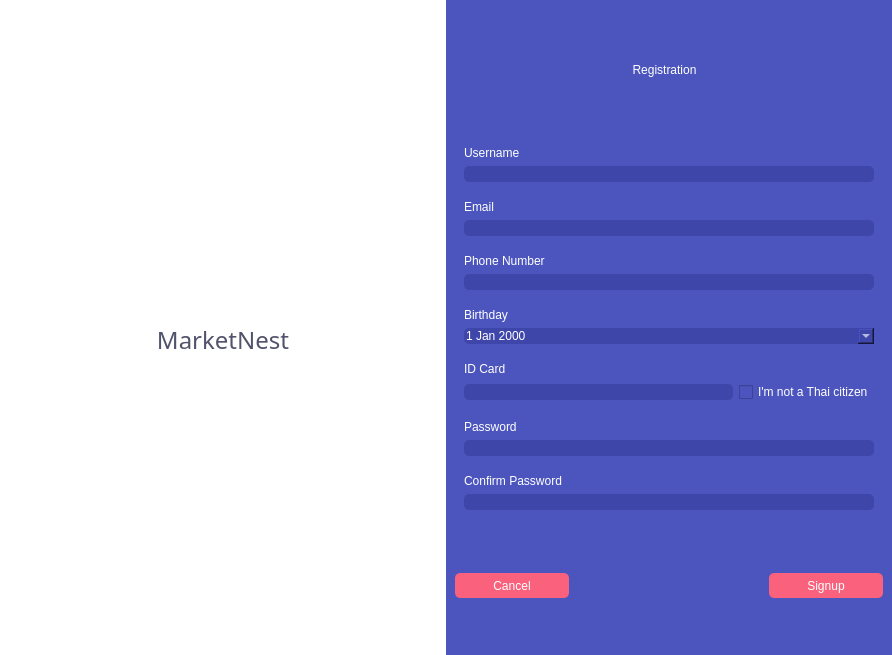
Above: ui/loginUi.ui from Menthhh/The-Market-Nest before the change. Below: the same form after it.
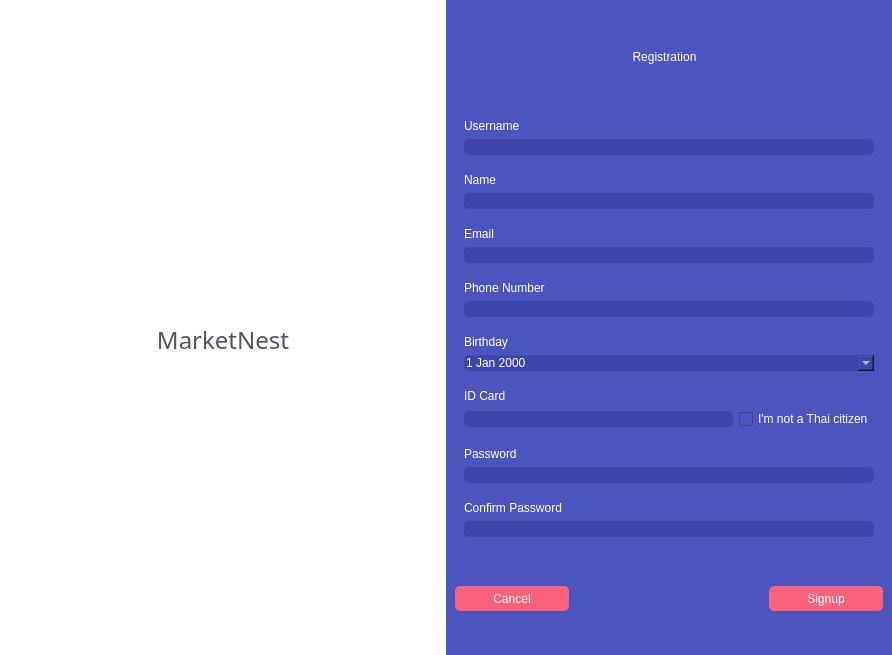
That is the form after the change. Icons and pictures are not drawn.

Diff of the .ui file:
```diff
--- a/ui/loginUi.ui
+++ b/ui/loginUi.ui
@@ -966,7 +966,7 @@
              </item>
              <item row="1" column="0">
               <widget class="QWidget" name="widget_21" native="true">
-               <layout class="QGridLayout" name="gridLayout_37">
+               <layout class="QGridLayout" name="gridLayout_38">
                 <property name="leftMargin">
                  <number>0</number>
                 </property>
@@ -1012,6 +1012,32 @@
                  </widget>
                 </item>
                 <item row="1" column="0">
+                 <widget class="QWidget" name="widget_34" native="true">
+                  <layout class="QGridLayout" name="gridLayout_37">
+                   <item row="0" column="0">
+                    <widget class="QLabel" name="nameLabel">
+                     <property name="styleSheet">
+                      <string notr="true">font: 500 11pt &quot;Josefin Sans Medium&quot;;
+color: rgb(255, 255, 255);</string>
+                     </property>
+                     <property name="text">
+                      <string>Name</string>
+                     </property>
+                    </widget>
+                   </item>
+                   <item row="1" column="0">
+                    <widget class="QLineEdit" name="nameInput">
+                     <property name="styleSheet">
+                      <string notr="true">background-color: rgb(63, 70, 170);
+border-radius: 5px;
+color: rgb(255, 255, 255);</string>
+                     </property>
+                    </widget>
+                   </item>
+                  </layout>
+                 </widget>
+                </item>
+                <item row="2" column="0">
                  <widget class="QWidget" name="widget_23" native="true">
                   <layout class="QGridLayout" name="gridLayout_25">
                    <item row="1" column="0">
@@ -1040,7 +1066,7 @@
                   </layout>
                  </widget>
                 </item>
-                <item row="2" column="0">
+                <item row="3" column="0">
                  <widget class="QWidget" name="widget_24" native="true">
                   <layout class="QGridLayout" name="gridLayout_26">
                    <item row="0" column="0">
@@ -1069,7 +1095,7 @@
                   </layout>
                  </widget>
                 </item>
-                <item row="3" column="0">
+                <item row="4" column="0">
                  <widget class="QWidget" name="widget_32" native="true">
                   <layout class="QGridLayout" name="gridLayout_36">
                    <item row="0" column="0">
@@ -1107,7 +1133,7 @@
                   </layout>
                  </widget>
                 </item>
-                <item row="4" column="0">
+                <item row="5" column="0">
                  <widget class="QWidget" name="widget_33" native="true">
                   <layout class="QGridLayout" name="gridLayout_29">
                    <item row="0" column="0">
@@ -1144,7 +1170,7 @@
                   </layout>
                  </widget>
                 </item>
-                <item row="5" column="0">
+                <item row="6" column="0">
                  <widget class="QWidget" name="widget_25" native="true">
                   <layout class="QGridLayout" name="gridLayout_27">
                    <item row="0" column="0">
@@ -1173,7 +1199,7 @@
                   </layout>
                  </widget>
                 </item>
-                <item row="6" column="0">
+                <item row="7" column="0">
                  <widget class="QWidget" name="widget_27" native="true">
                   <layout class="QGridLayout" name="gridLayout_28">
                    <item row="0" column="0">
```
